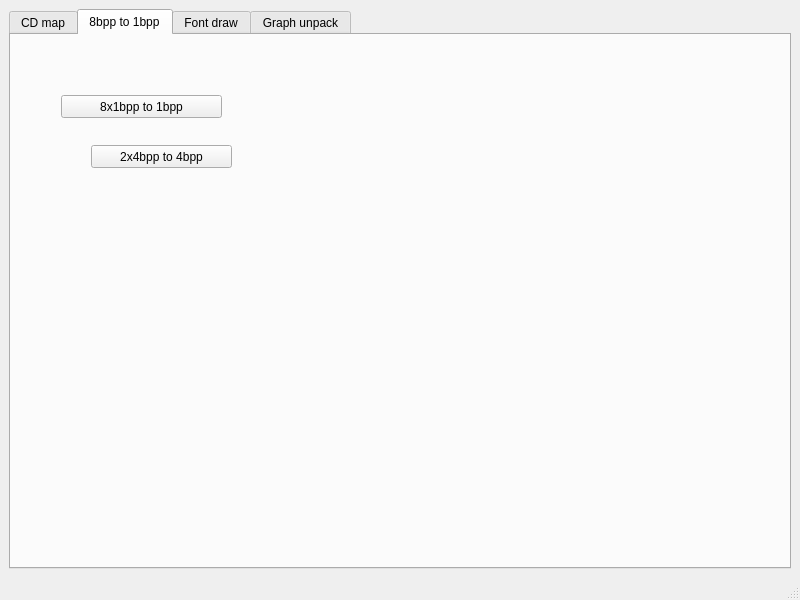
hitomi2500/tokipatch, file TokiCD/mainwindow.ui: the form before one commit.
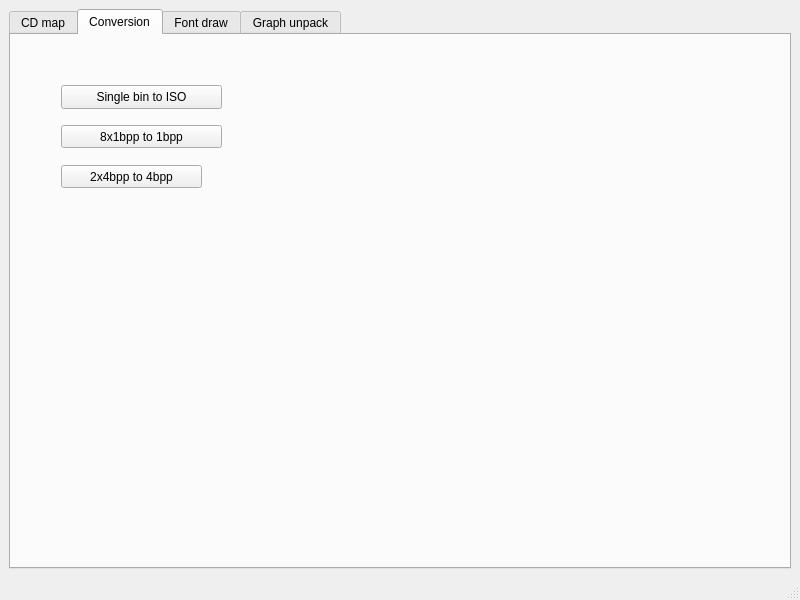
The form after the commit. The open tabs and pages were chosen to show the change.

Diff of the .ui file:
```diff
--- a/TokiCD/mainwindow.ui
+++ b/TokiCD/mainwindow.ui
@@ -40,13 +40,13 @@
       </widget>
       <widget class="QWidget" name="tab_2">
        <attribute name="title">
-        <string>8bpp to 1bpp</string>
+        <string>Conversion</string>
        </attribute>
        <widget class="QPushButton" name="pushButton_2">
         <property name="geometry">
          <rect>
           <x>50</x>
-          <y>60</y>
+          <y>90</y>
           <width>161</width>
           <height>23</height>
          </rect>
@@ -58,8 +58,8 @@
        <widget class="QPushButton" name="pushButton_4">
         <property name="geometry">
          <rect>
-          <x>80</x>
-          <y>110</y>
+          <x>50</x>
+          <y>130</y>
           <width>141</width>
           <height>23</height>
          </rect>
@@ -68,6 +68,19 @@
          <string>2x4bpp to 4bpp</string>
         </property>
        </widget>
+       <widget class="QPushButton" name="pushButton_5">
+        <property name="geometry">
+         <rect>
+          <x>50</x>
+          <y>50</y>
+          <width>161</width>
+          <height>24</height>
+         </rect>
+        </property>
+        <property name="text">
+         <string>Single bin to ISO</string>
+        </property>
+       </widget>
       </widget>
       <widget class="QWidget" name="tab_3">
        <attribute name="title">
```
Left out of the diff: 11 changed lines with no effect on the pictures.
